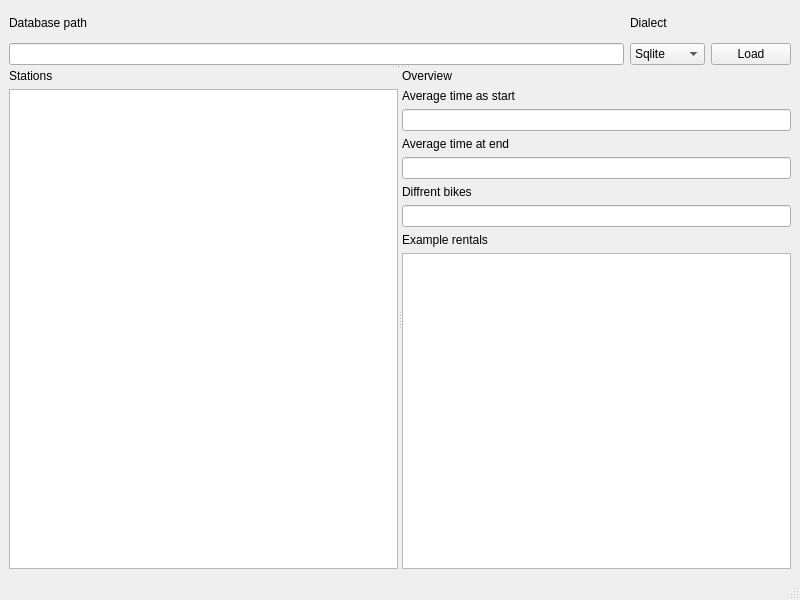
Above: l10/MainWindow.ui from Tysek64/JSnieJS before the change. Below: the same form after it.
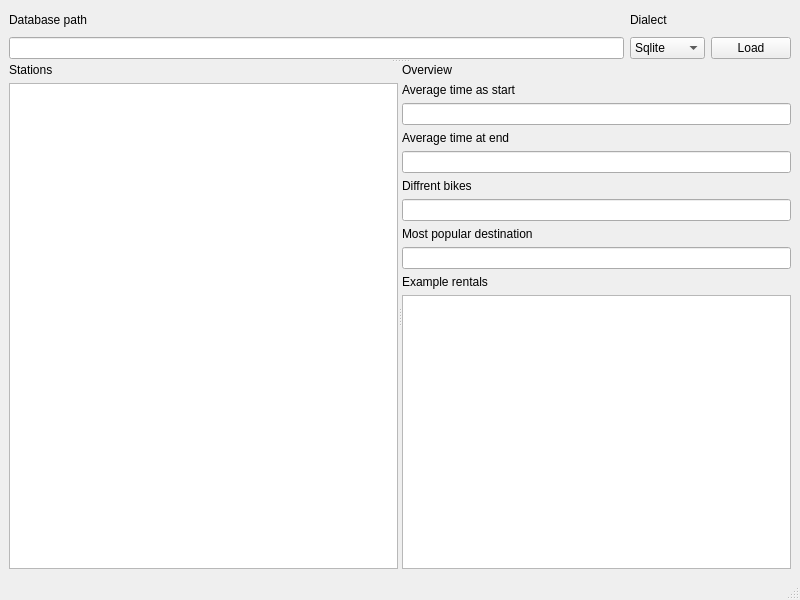
That is the form after the change.

Commit message: Add new fancy query

```diff
--- a/l10/MainWindow.ui
+++ b/l10/MainWindow.ui
@@ -142,6 +142,20 @@
            </property>
           </widget>
          </item>
+         <item>
+          <widget class="QLabel" name="label_9">
+           <property name="text">
+            <string>Most popular destination</string>
+           </property>
+          </widget>
+         </item>
+         <item>
+          <widget class="QLineEdit" name="popDest">
+           <property name="readOnly">
+            <bool>true</bool>
+           </property>
+          </widget>
+         </item>
          <item>
           <widget class="QLabel" name="label_8">
            <property name="text">
```
Left out of the diff: 2 changed lines with no effect on the pictures. The commit also changes 2 other files.
